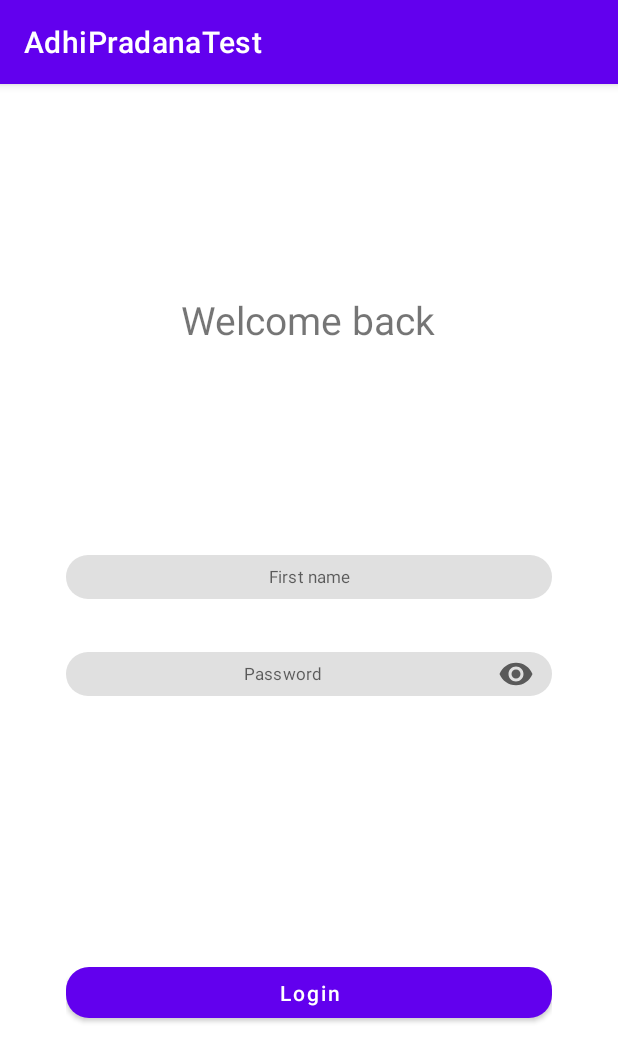
After one commit to bearded-ant/AdhiPradanaTest, an Android app: the fragment WelcomeBackFragment shown on its own in the app's theme, on a phone screen of 412 x 824 dp. The commit adds this screen. Shown: the top 1062 px of the screen. Run offline under Robolectric (Android 15) with nearby library versions, the phone set to English and light mode, and no system bars.

Commit message:
welcome back fragment kt. fix xml

```diff
--- /dev/null
+++ b/app/src/main/java/com/example/adhipradanatest/WelcomeBackFragment.kt
@@ -0,0 +1,37 @@
+package com.example.adhipradanatest
+
+import android.os.Bundle
+import android.view.LayoutInflater
+import android.view.View
+import android.view.ViewGroup
+import androidx.fragment.app.Fragment
+import com.example.adhipradanatest.databinding.FragmentWelcomeBackBinding
+
+class WelcomeBackFragment : Fragment() {
+    companion object {
+        fun newInstance(): WelcomeBackFragment = WelcomeBackFragment()
+    }
+
+    private var _binding: FragmentWelcomeBackBinding? = null
+    private val binding
+        get() = _binding!!
+
+    override fun onCreateView(
+        inflater: LayoutInflater,
+        container: ViewGroup?,
+        savedInstanceState: Bundle?
+    ): View {
+        _binding = FragmentWelcomeBackBinding.inflate(layoutInflater)
+        return binding.root
+    }
+
+    override fun onViewCreated(view: View, savedInstanceState: Bundle?) {
+        super.onViewCreated(view, savedInstanceState)
+        binding.frWelcomeBackLoginBtn.setOnClickListener { }
+    }
+
+    override fun onDestroyView() {
+        super.onDestroyView()
+        _binding = null
+    }
+}
--- a/app/src/main/res/layout/fragment_welcome_back.xml
+++ b/app/src/main/res/layout/fragment_welcome_back.xml
@@ -9,12 +9,12 @@
     tools:context=".MainActivity">
 
     <androidx.appcompat.widget.LinearLayoutCompat
-        android:id="@+id/fr_sign_in_top_block"
+        android:id="@+id/fr_welcome_back_top_block"
         android:layout_width="match_parent"
         android:layout_height="wrap_content"
         android:gravity="center"
         android:orientation="vertical"
-        app:layout_constraintBottom_toTopOf="@+id/fr_sign_in_center_block"
+        app:layout_constraintBottom_toTopOf="@+id/fr_welcome_back_center_block"
         app:layout_constraintEnd_toEndOf="parent"
         app:layout_constraintStart_toStartOf="parent"
         app:layout_constraintTop_toTopOf="parent">
@@ -29,20 +29,20 @@
     </androidx.appcompat.widget.LinearLayoutCompat>
 
     <androidx.appcompat.widget.LinearLayoutCompat
-        android:id="@+id/fr_sign_in_center_block"
+        android:id="@+id/fr_welcome_back_center_block"
         android:layout_width="match_parent"
         android:layout_height="wrap_content"
         android:gravity="center"
         android:orientation="vertical"
-        app:layout_constraintBottom_toTopOf="@+id/fr_sign_in_bottom_block"
+        app:layout_constraintBottom_toTopOf="@+id/fr_welcome_back_bottom_block"
         app:layout_constraintEnd_toEndOf="parent"
         app:layout_constraintStart_toStartOf="parent"
-        app:layout_constraintTop_toBottomOf="@+id/fr_sign_in_top_block">
+        app:layout_constraintTop_toBottomOf="@+id/fr_welcome_back_top_block">
 
         <com.google.android.material.textfield.TextInputLayout style="@style/MyInputTextLayout">
 
             <com.google.android.material.textfield.TextInputEditText
-                android:id="@+id/fr_sign_in_first_name_et"
+                android:id="@+id/fr_welcome_back_first_name_et"
                 style="@style/MyEditText"
                 android:hint="@string/first_name_hint" />
         </com.google.android.material.textfield.TextInputLayout>
@@ -52,7 +52,7 @@
             app:endIconMode="password_toggle">
 
             <com.google.android.material.textfield.TextInputEditText
-                android:id="@+id/fr_sign_in_last_name_et"
+                android:id="@+id/fr_welcome_back_last_name_et"
                 style="@style/MyEditText"
                 android:hint="@string/password_text"
                 android:inputType="textPassword" />
@@ -61,7 +61,7 @@
     </androidx.appcompat.widget.LinearLayoutCompat>
 
     <androidx.appcompat.widget.LinearLayoutCompat
-        android:id="@+id/fr_sign_in_bottom_block"
+        android:id="@+id/fr_welcome_back_bottom_block"
         android:layout_width="match_parent"
         android:layout_height="wrap_content"
         android:gravity="center"
@@ -69,10 +69,10 @@
         app:layout_constraintBottom_toBottomOf="parent"
         app:layout_constraintEnd_toEndOf="parent"
         app:layout_constraintStart_toStartOf="parent"
-        app:layout_constraintTop_toBottomOf="@+id/fr_sign_in_center_block">
+        app:layout_constraintTop_toBottomOf="@+id/fr_welcome_back_center_block">
 
         <Button
-            android:id="@+id/fr_sign_in_first_name_btn"
+            android:id="@+id/fr_welcome_back_login_btn"
             style="@style/MyBigButton"
             android:text="@string/login_text"
             app:shapeAppearanceOverlay="@style/MyCorner.Cut" />
```
